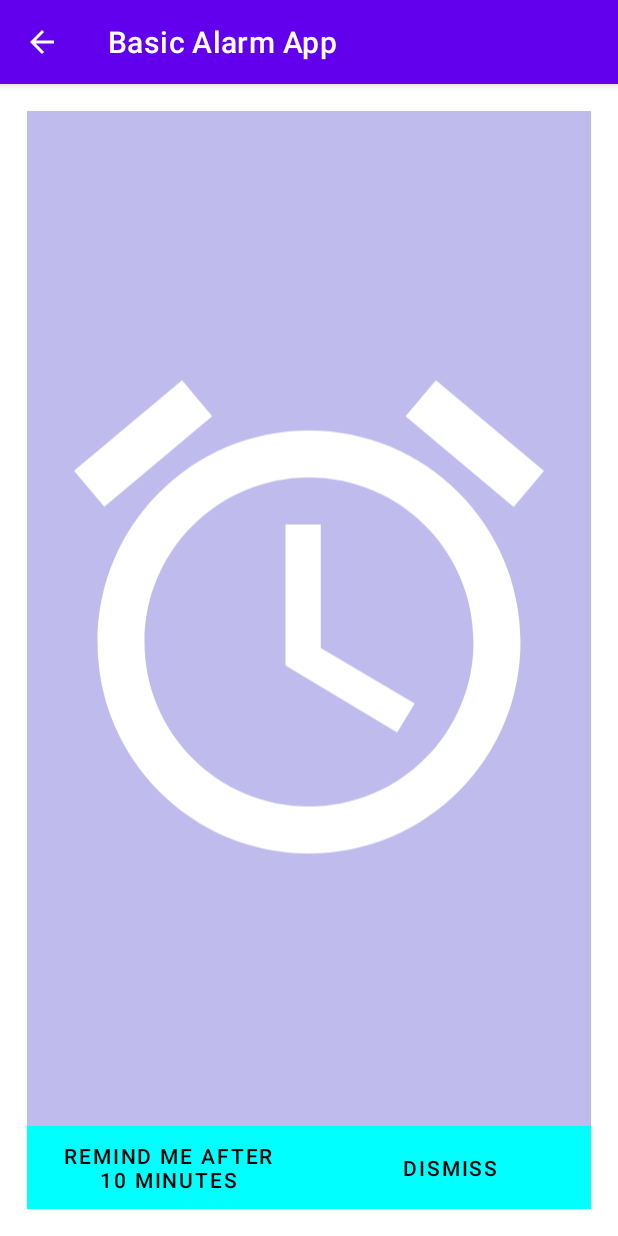
After one commit to anh-btn97/Basic-Alarm-App, an Android app: the NotificationActivity screen opened directly, with no data from a screen before it, on a phone screen of 412 x 824 dp. The commit adds this screen. Run offline under Robolectric (Android 15) with nearby library versions, the phone set to English and light mode, and no system bars.

Commit message:
+ Add notification

```diff
--- a/app/src/main/AndroidManifest.xml
+++ b/app/src/main/AndroidManifest.xml
@@ -16,6 +16,10 @@
                 <category android:name="android.intent.category.LAUNCHER" />
             </intent-filter>
         </activity>
+        <activity
+            android:name=".NotificationActivity"
+            android:parentActivityName=".MainActivity" />
+
         <receiver android:name=".AlarmReceiver"/>
         <service android:name=".Sound"
             android:enabled="true"/>
--- /dev/null
+++ b/app/src/main/java/com/example/basicalarmapp/NotificationActivity.java
@@ -0,0 +1,63 @@
+package com.example.basicalarmapp;
+
+import android.app.AlarmManager;
+import android.content.Context;
+import android.content.Intent;
+import android.os.Bundle;
+import android.util.Log;
+import android.view.View;
+import android.widget.Button;
+
+import androidx.appcompat.app.AppCompatActivity;
+
+import java.util.Calendar;
+
+import static com.example.basicalarmapp.MainActivity.pendingIntent;
+import static com.example.basicalarmapp.MainActivity.returnIntent;
+import static com.example.basicalarmapp.MainActivity.returnPendingIntent;
+
+public class NotificationActivity extends AppCompatActivity {
+    @Override
+    protected void onCreate(Bundle savedInstanceState) {
+        super.onCreate(savedInstanceState);
+        setContentView(R.layout.fragment_alert_alarm);
+        final Button remindBtn = (Button) findViewById(R.id.remind_btn);
+        final Button dismiss = (Button) findViewById(R.id.dismiss_btn);
+        AlarmManager alarmManager =(AlarmManager)getSystemService(ALARM_SERVICE);
+        Calendar calendar = Calendar.getInstance();
+
+        remindBtn.setOnClickListener(new View.OnClickListener() {
+            @Override
+            public void onClick(View v) {
+                if(returnPendingIntent(NotificationActivity.this) != null)
+                {
+                    //Log.e("anh","sound22 off");
+                    //alarmManager.cancel(returnPendingIntent(NotificationActivity.this));
+                    returnIntent(NotificationActivity.this).putExtra("status","off");
+                    sendBroadcast(returnIntent(NotificationActivity.this));
+                }
+                startActivity(new Intent(NotificationActivity.this, MainActivity.class));
+                NotificationActivity.this.finish();
+            }
+        });
+        dismiss.setOnClickListener(new View.OnClickListener() {
+            @Override
+            public void onClick(View v) {
+                if(returnPendingIntent(NotificationActivity.this) != null)
+                {
+                    Log.e("anh","sound22 off");
+                    alarmManager.cancel(returnPendingIntent(NotificationActivity.this));
+                    returnIntent(NotificationActivity.this).putExtra("status","off");
+                    sendBroadcast(returnIntent(NotificationActivity.this));
+                    NotificationActivity.this.finish();
+
+                }
+            }
+        });
+    }
+    public static Intent launchIntent(Context context) {
+        final Intent i = new Intent(context, NotificationActivity.class);
+        i.setFlags(Intent.FLAG_ACTIVITY_CLEAR_TOP);
+        return i;
+    }
+}
--- /dev/null
+++ b/app/src/main/res/drawable/ic_alarm.xml
@@ -0,0 +1,4 @@
+<?xml version="1.0" encoding="UTF-8" standalone="no"?>
+<vector xmlns:android="http://schemas.android.com/apk/res/android" android:height="48dp" android:viewportHeight="24.0" android:viewportWidth="24.0" android:width="48dp">
+    <path android:fillColor="#FFFFFF" android:pathData="M22,5.72l-4.6,-3.86 -1.29,1.53 4.6,3.86L22,5.72zM7.88,3.39L6.6,1.86 2,5.71l1.29,1.53 4.59,-3.85zM12.5,8L11,8v6l4.75,2.85 0.75,-1.23 -4,-2.37L12.5,8zM12,4c-4.97,0 -9,4.03 -9,9s4.02,9 9,9c4.97,0 9,-4.03 9,-9s-4.03,-9 -9,-9zM12,20c-3.87,0 -7,-3.13 -7,-7s3.13,-7 7,-7 7,3.13 7,7 -3.13,7 -7,7z"/>
+</vector>
--- /dev/null
+++ b/app/src/main/res/layout/fragment_alert_alarm.xml
@@ -0,0 +1,55 @@
+<?xml version="1.0" encoding="utf-8"?>
+<LinearLayout xmlns:android="http://schemas.android.com/apk/res/android"
+    android:layout_width="match_parent"
+    android:layout_height="match_parent"
+    xmlns:tools="http://schemas.android.com/tools"
+    xmlns:app="http://schemas.android.com/apk/res-auto"
+    android:orientation="vertical"
+    android:paddingBottom="18dp"
+    android:paddingLeft="18dp"
+    android:paddingRight="18dp"
+    android:paddingTop="18dp">
+
+    <ImageView
+        android:layout_width="match_parent"
+        android:layout_height="700dp"
+        android:layout_weight="1"
+        android:alpha="0.3"
+        android:background="#2B20C6"
+        android:scaleType="fitCenter"
+        app:srcCompat="@drawable/ic_alarm"
+        tools:ignore="VectorDrawableCompat" />
+
+    <LinearLayout
+        android:layout_width="match_parent"
+        android:layout_height="wrap_content"
+        android:layout_weight="0"
+        android:orientation="horizontal"
+        android:gravity="fill">
+
+        <Button
+            android:id="@+id/remind_btn"
+            android:layout_width="0dp"
+            android:layout_height="wrap_content"
+            android:layout_weight="1"
+            android:background="@color/white"
+            android:text="@string/remindme"
+            android:textColor="#000000"
+            app:backgroundTint="#00FFFF"
+            tools:text="Alarm after 10 min" />
+
+        <Button
+            android:id="@+id/dismiss_btn"
+            android:layout_width="0dp"
+            android:layout_height="match_parent"
+            android:layout_weight="1"
+            android:background="@color/white"
+            android:text="@string/dismiss"
+            android:textColor="#000000"
+            app:backgroundTint="#00FFFF"
+
+            tools:text="Dismiss" />
+
+    </LinearLayout>
+
+</LinearLayout>
--- a/app/src/main/res/values/strings.xml
+++ b/app/src/main/res/values/strings.xml
@@ -1,3 +1,7 @@
 <resources>
     <string name="app_name">Basic Alarm App</string>
+
+    <!--  Alert Alarm Activity/Fragment -->
+    <string name="remindme">Remind me after 10 minutes</string>
+    <string name="dismiss">Dismiss</string>
 </resources>
```
Also changed, not shown: app/src/main/java/com/example/basicalarmapp/AlarmReceiver.java (+22 -1 lines), app/src/main/java/com/example/basicalarmapp/MainActivity.java (+29 -10 lines), app/src/main/java/com/example/basicalarmapp/NotificationHelper.java (added, +49 -0 lines), app/src/main/java/com/example/basicalarmapp/Sound.java (+5 -2 lines).
